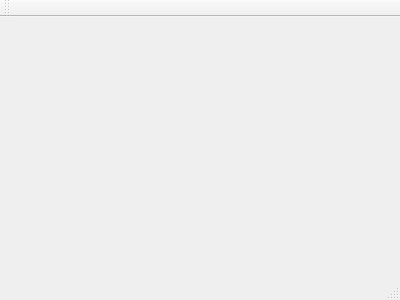
First picture: the form in QBurn/mainwindow.ui, repository Darkcacok/burn-cd, before the edit.
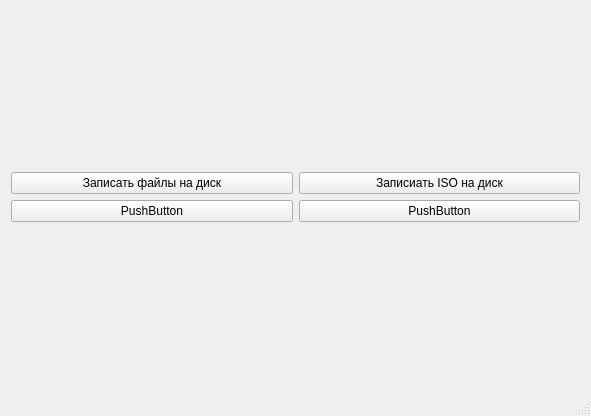
Second picture: the form after the edit.

Patch:
```diff
--- a/QBurn/mainwindow.ui
+++ b/QBurn/mainwindow.ui
@@ -1,24 +1,66 @@
 <ui version="4.0">
  <class>MainWindow</class>
- <widget class="QMainWindow" name="MainWindow" >
-  <property name="geometry" >
+ <widget class="QMainWindow" name="MainWindow">
+  <property name="geometry">
    <rect>
     <x>0</x>
     <y>0</y>
-    <width>400</width>
-    <height>300</height>
+    <width>591</width>
+    <height>416</height>
    </rect>
   </property>
   <property name="windowTitle" >
    <string>MainWindow</string>
   </property>
-  <widget class="QMenuBar" name="menuBar" />
-  <widget class="QToolBar" name="mainToolBar" />
-  <widget class="QWidget" name="centralWidget" />
-  <widget class="QStatusBar" name="statusBar" />
+  <widget class="QWidget" name="centralWidget">
+   <layout class="QGridLayout" name="gridLayout_4">
+    <item row="0" column="0">
+     <layout class="QGridLayout" name="gridLayout_3">
+      <item row="0" column="0">
+       <widget class="QPushButton" name="btn_write_files">
+        <property name="text">
+         <string>Записать файлы на диск</string>
+        </property>
+       </widget>
+      </item>
+      <item row="0" column="1">
+       <widget class="QPushButton" name="btn_write_iso">
+        <property name="text">
+         <string>Записиать ISO на диск</string>
+        </property>
+       </widget>
+      </item>
+      <item row="1" column="0">
+       <widget class="QPushButton" name="pushButton_3">
+        <property name="text">
+         <string>PushButton</string>
+        </property>
+       </widget>
+      </item>
+      <item row="1" column="1">
+       <widget class="QPushButton" name="pushButton_4">
+        <property name="text">
+         <string>PushButton</string>
+        </property>
+       </widget>
+      </item>
+     </layout>
+    </item>
+   </layout>
+  </widget>
+  <widget class="QMenuBar" name="menuBar">
+   <property name="geometry">
+    <rect>
+     <x>0</x>
+     <y>0</y>
+     <width>591</width>
+     <height>23</height>
+    </rect>
+   </property>
+  </widget>
+  <widget class="QStatusBar" name="statusBar"/>
  </widget>
- <layoutDefault spacing="6" margin="11" />
- <pixmapfunction></pixmapfunction>
+ <layoutdefault spacing="6" margin="11"/>
  <resources/>
  <connections/>
 </ui>
```
Left out of the diff: 3 changed lines with no effect on the pictures.
